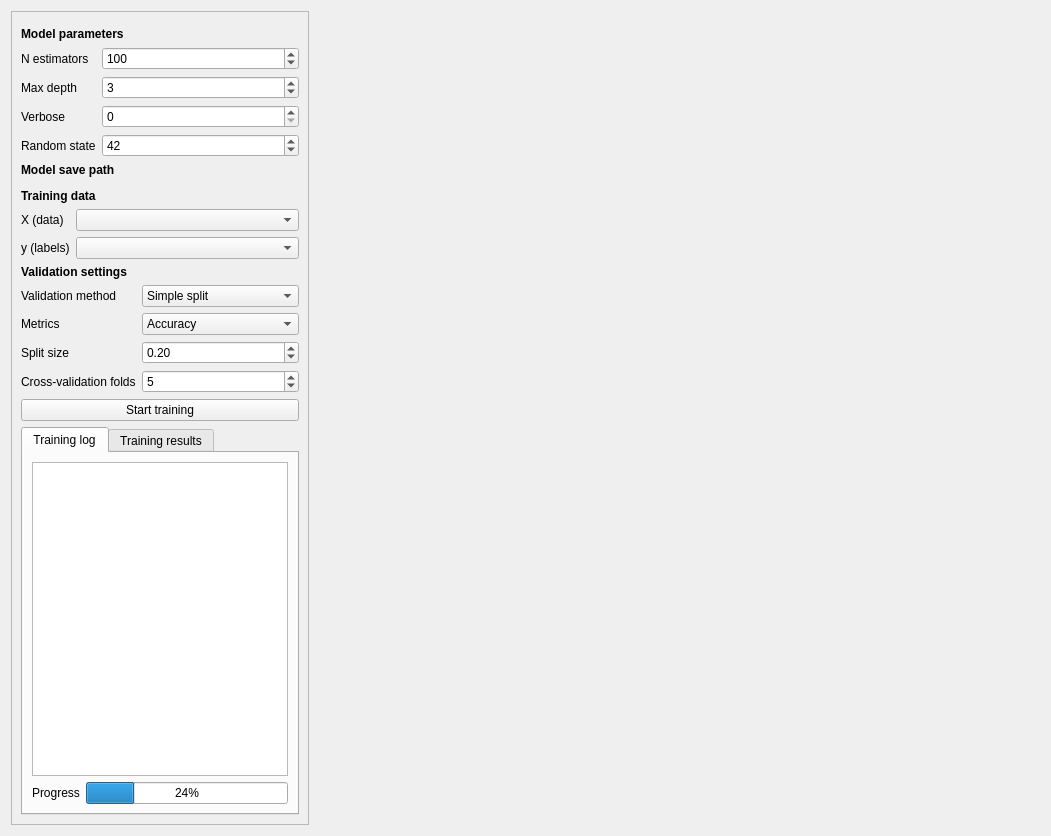
First picture: the form in eis_qgis_plugin/resources/ui/model/wizard_model_random_forests.ui, repository GispoCoding/eis_qgis_plugin, before the edit.
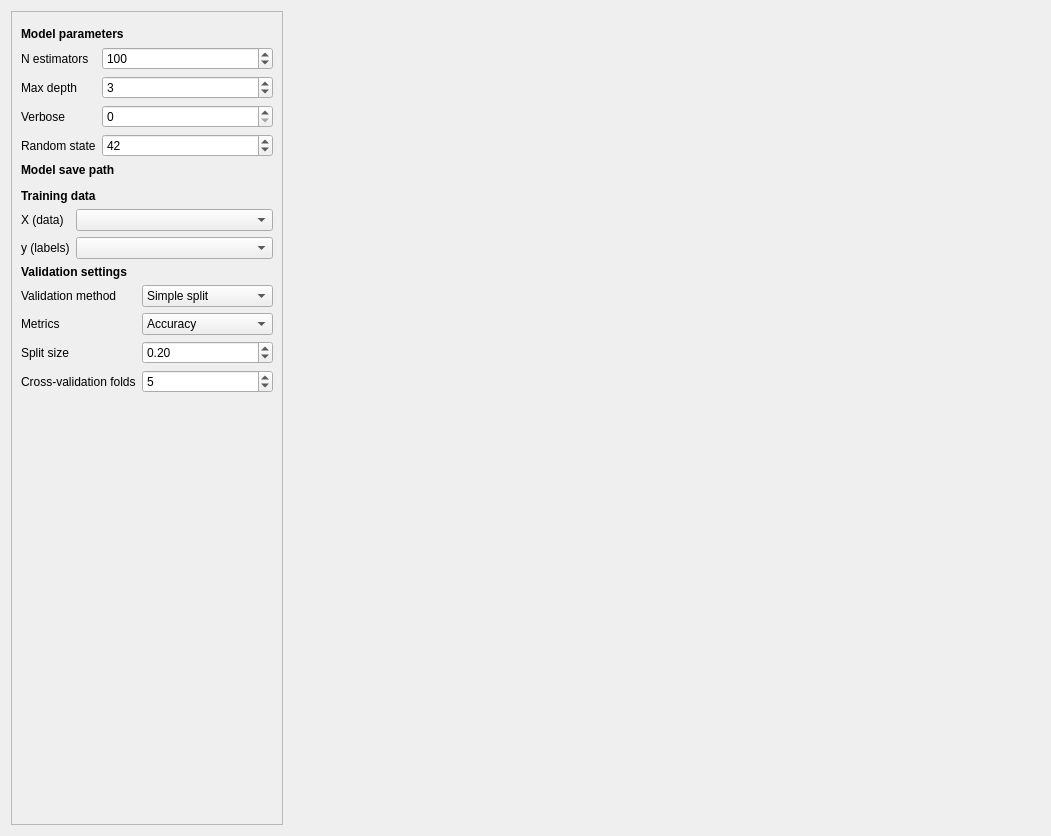
Second picture: the form after the edit. The open tabs and pages were chosen to show the change. Custom widgets are drawn as their Qt base class.

Commit message: Improved wizard modeling - GUI for logistic regression, gradient boosting and random forest - Regressor and classifier combined into one file (parameterized) - GUI resizing based on model / collapse state - Example log output - Changed parameter names - Various other fixes and modifications

```diff
--- a/eis_qgis_plugin/resources/ui/model/wizard_model_random_forests.ui
+++ b/eis_qgis_plugin/resources/ui/model/wizard_model_random_forests.ui
@@ -315,70 +315,10 @@
                     </property>
                    </widget>
                   </item>
-                  <item row="4" column="0" colspan="2">
-                   <widget class="QPushButton" name="train_pb">
-                    <property name="text">
-                     <string>Start training</string>
-                    </property>
-                   </widget>
-                  </item>
                  </layout>
                 </item>
                </layout>
               </item>
-              <item row="3" column="0">
-               <widget class="QTabWidget" name="tabWidget_3">
-                <property name="currentIndex">
-                 <number>1</number>
-                </property>
-                <widget class="QWidget" name="tab_6">
-                 <attribute name="title">
-                  <string>Training log</string>
-                 </attribute>
-                 <layout class="QVBoxLayout" name="verticalLayout_17">
-                  <item>
-                   <layout class="QVBoxLayout" name="verticalLayout_18">
-                    <item>
-                     <widget class="QTextBrowser" name="textBrowser_2"/>
-                    </item>
-                    <item>
-                     <layout class="QHBoxLayout" name="horizontalLayout_6">
-                      <item>
-                       <widget class="QLabel" name="label_15">
-                        <property name="text">
-                         <string>Progress</string>
-                        </property>
-                       </widget>
-                      </item>
-                      <item>
-                       <widget class="QProgressBar" name="progressBar_2">
-                        <property name="value">
-                         <number>24</number>
-                        </property>
-                       </widget>
-                      </item>
-                     </layout>
-                    </item>
-                   </layout>
-                  </item>
-                 </layout>
-                </widget>
-                <widget class="QWidget" name="tab_7">
-                 <attribute name="title">
-                  <string>Training results</string>
-                 </attribute>
-                 <layout class="QVBoxLayout" name="verticalLayout_19">
-                  <item>
-                   <widget class="QTableWidget" name="results_table">
-                    <property name="alternatingRowColors">
-                     <bool>true</bool>
-                    </property>
-                   </widget>
-                  </item>
-                 </layout>
-                </widget>
-               </widget>
-              </item>
              </layout>
             </item>
            </layout>
```
The commit also changes 12 other files.
